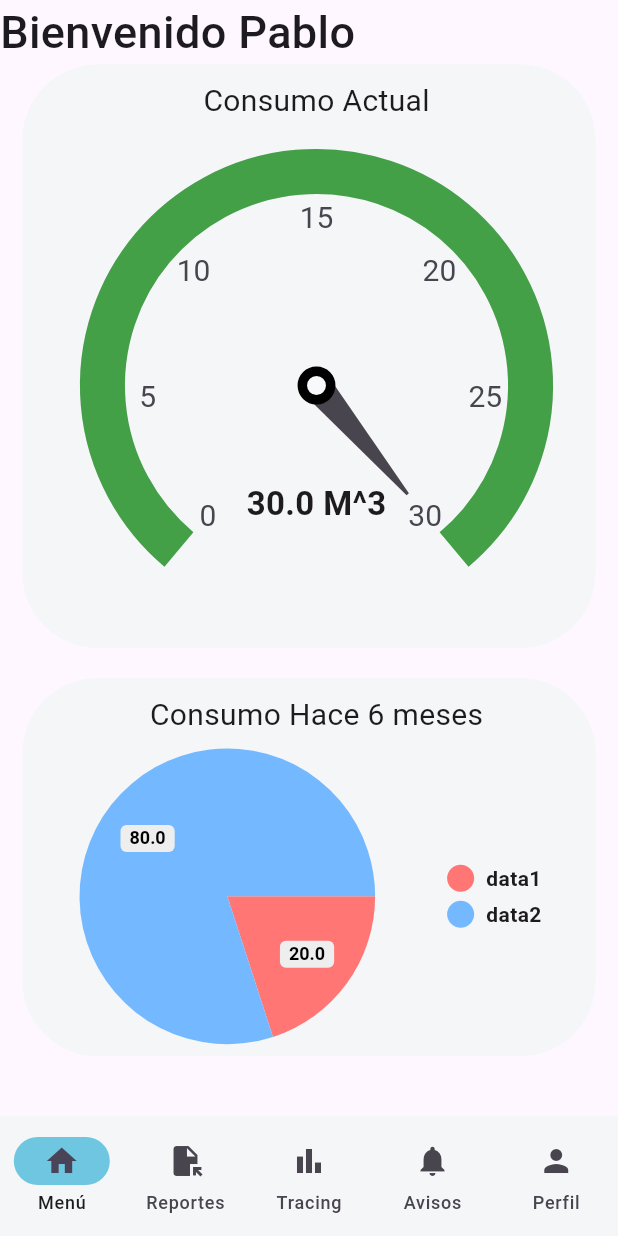
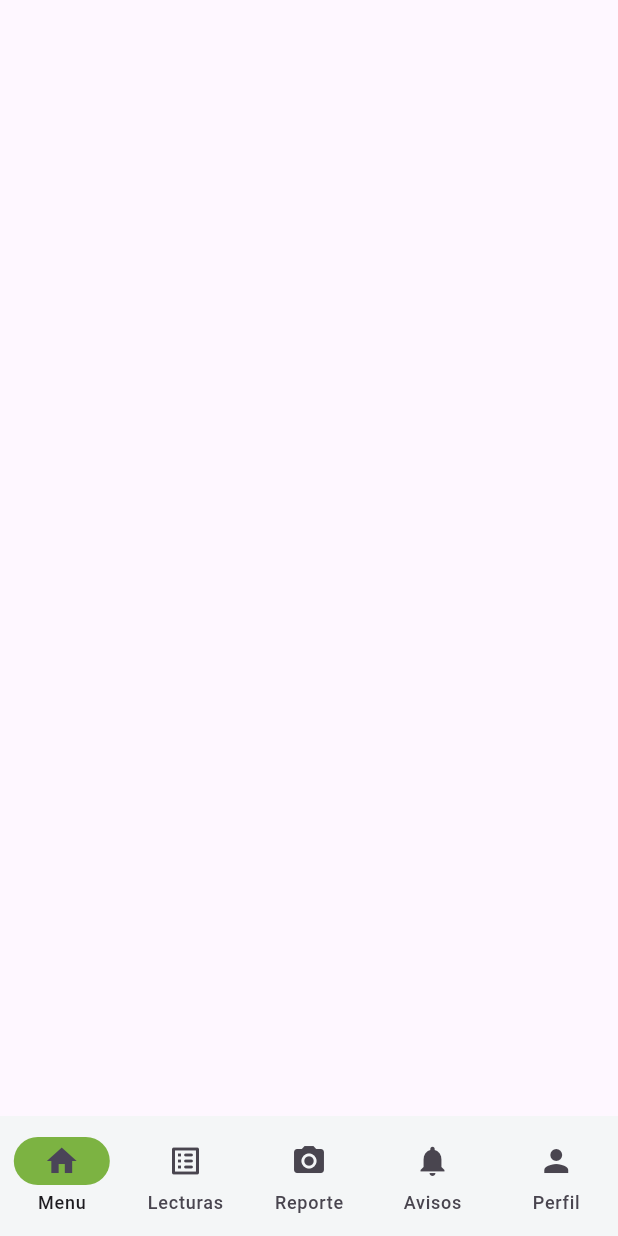
Before and after one commit to Zylohw/Leaf-Counter, a Flutter app: the screen it shows after launch, after a tap on "Iniciar Seción", on a phone screen of 412 x 824 dp. Run offline on Flutter 3.47's test engine with Material 3 defaults, Android fonts, the phone set to English and light mode, and no system bars; drawn by our look-alikes of pie_chart, syncfusion_flutter_gauges; missing offline and left inert: month_year_picker.

Commit message:
update: change of login redirection now for maintainence staff and modify comments about router

```diff
--- a/frontend/leaf_mobile/lib/screens/login_screen.dart
+++ b/frontend/leaf_mobile/lib/screens/login_screen.dart
@@ -1,6 +1,7 @@
 import 'package:flutter/material.dart';
 import 'package:leaf_mobile/core/app_colors.dart';
 import 'package:leaf_mobile/screens/forget_password_screen.dart';
+import 'package:leaf_mobile/screens/maintenance_staff/mstaff_screen_router.dart';
 import 'package:leaf_mobile/screens/normal_users/user_screen_router.dart';
 import 'package:leaf_mobile/screens/register_screen.dart';
 import 'package:leaf_mobile/widgets/pasword_eye.dart';
@@ -93,7 +94,7 @@ class _LoginScreenState extends State<LoginScreen> {
         children: [
           FilledButton(
             onPressed: () {
-                Navigator.push(context,MaterialPageRoute(builder: (context) => UserScreenRouter()));
+                Navigator.push(context,MaterialPageRoute(builder: (context) => MstaffScreenRouter()));
 
             },
             style: FilledButton.styleFrom(
--- /dev/null
+++ b/frontend/leaf_mobile/lib/screens/maintenance_staff/mstaff_screen_router.dart
@@ -0,0 +1,46 @@
+import 'package:flutter/material.dart';
+import 'package:leaf_mobile/core/app_colors.dart';
+
+class MstaffScreenRouter extends StatefulWidget {
+  const MstaffScreenRouter({super.key});
+
+  @override
+  State<MstaffScreenRouter> createState() => _MstaffScreenRouterState();
+}
+
+class _MstaffScreenRouterState extends State<MstaffScreenRouter> {
+  int indexNav = 0;
+  @override
+  Widget build(BuildContext build) {
+    return Scaffold(
+      body: IndexedStack(index: indexNav, children: [
+        /**
+         * Contiene las siguientes vistas:
+         * Menu
+         * checklist de casas por revisar
+         * vista par tomar las fotos y editar mediante un formulario
+         * notificaciones
+         * Perfil
+         */
+
+      ],
+      ),
+      bottomNavigationBar: NavigationBar(
+        selectedIndex: indexNav,
+        indicatorColor: AppColors.lightGreen,
+        backgroundColor: AppColors.alternativeBackground,
+        onDestinationSelected: (int index){
+          setState(() {
+            indexNav = index;
+          });
+        },
+        destinations:[
+        NavigationDestination(icon: Icon(Icons.home), label: "Menu"),
+        NavigationDestination(icon: Icon(Icons.list_alt_rounded), label: "Lecturas"),
+        NavigationDestination(icon: Icon(Icons.camera_alt,), label: "Reporte",),
+        NavigationDestination(icon: Icon(Icons.notifications), label: "Avisos"),
+        NavigationDestination(icon: Icon(Icons.person), label: "Perfil"),
+      ]),
+    );
+  }
+}
--- a/frontend/leaf_mobile/lib/screens/normal_users/user_screen_router.dart
+++ b/frontend/leaf_mobile/lib/screens/normal_users/user_screen_router.dart
@@ -23,8 +23,8 @@ class _UserScreenRouterState extends State<UserScreenRouter> {
       body: IndexedStack(
         index: indexNavBottom,
         children: [
-          // contiene las screen:
           /**
+           * Contiene las siguientes vistas:
            * menu
            * reportes
            * tracking(proximanete con el microcontrolador)
```
Also changed, not shown: frontend/leaf_mobile/lib/screens/maintenance_staff/home_screen_m_staff.dart (deleted, +0 -14 lines), frontend/leaf_mobile/lib/screens/maintenance_staff/mstaff_home_screen.dart (added, +16 -0 lines).
